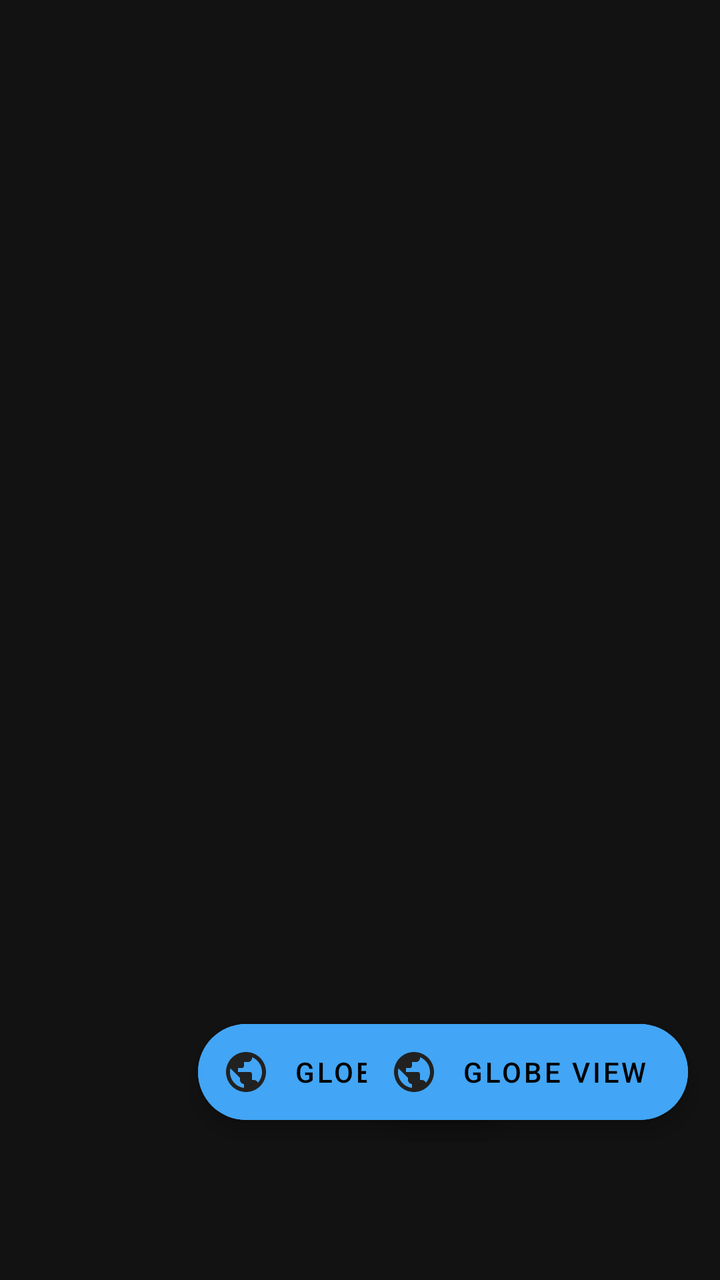
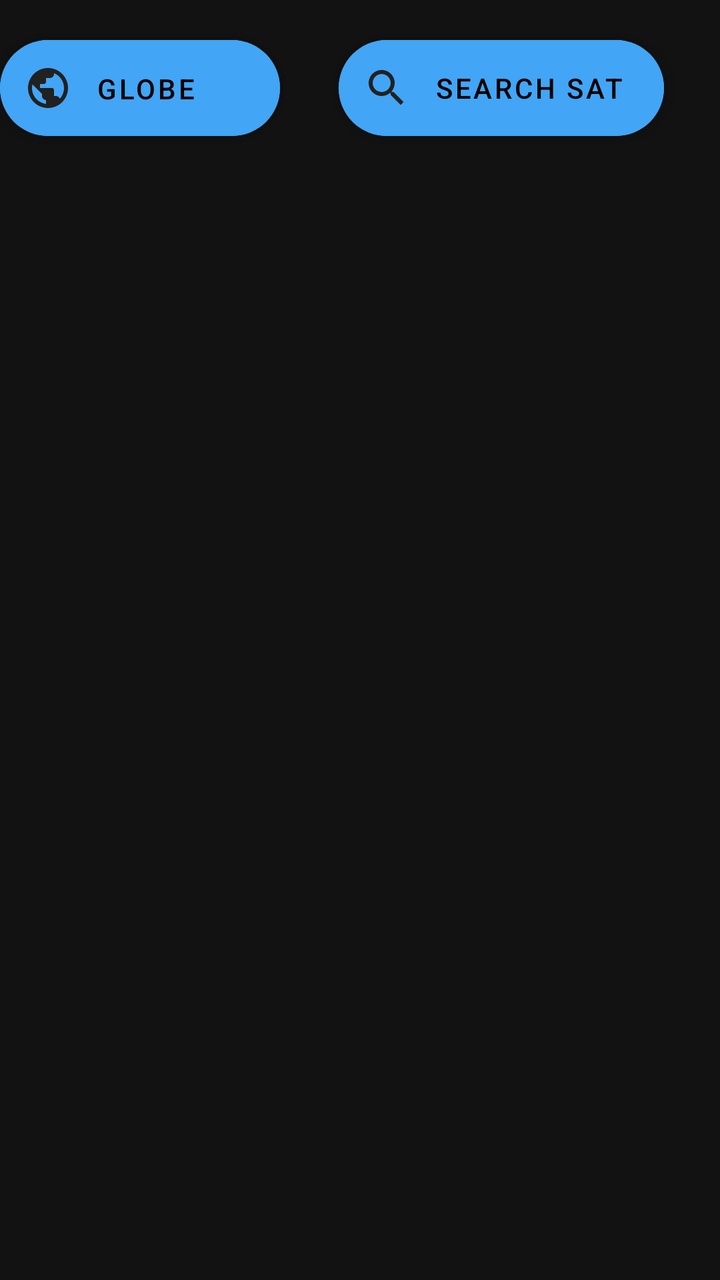

Screens rendered from an Android XML layout before and after an edit, with the pre-edit source and the edit as a unified diff.
<!-- AndroidManifest.xml: application theme AppTheme -->
<!-- res/layout/frag_globe.xml -->
<?xml version="1.0" encoding="utf-8"?>
<RelativeLayout
    xmlns:android="http://schemas.android.com/apk/res/android"
    xmlns:app="http://schemas.android.com/apk/res-auto"
    xmlns:tools="http://schemas.android.com/tools"
    android:layout_width="match_parent"
    android:layout_height="match_parent">


    <FrameLayout
        android:id="@+id/globe"
        android:layout_width="match_parent"
        android:layout_height="match_parent"
        android:layout_alignParentStart="true"
        android:layout_alignParentEnd="true"
        android:layout_alignParentTop="true"/>

    <com.google.android.material.floatingactionbutton.ExtendedFloatingActionButton
        android:id="@+id/SearchBtn"
        android:layout_width="wrap_content"
        android:layout_height="wrap_content"
        android:layout_alignParentEnd="true"
        android:layout_alignParentBottom="true"

        android:layout_marginEnd="100dp"
        android:layout_marginBottom="80dp"

        android:backgroundTint="@color/colorAccent"
        android:contentDescription="@string/launch"
        android:text="@string/globe_view"

        app:backgroundTint="@color/colorAccent"
        app:icon="@drawable/ic_baseline_public_24"
        app:iconTint="@color/colorPrimary"
        app:rippleColor="@color/colorAccent"/>

    <com.google.android.material.floatingactionbutton.ExtendedFloatingActionButton
        android:id="@+id/exploreBtn"
        android:layout_width="wrap_content"
        android:layout_height="wrap_content"
        android:layout_alignParentEnd="true"
        android:layout_alignParentBottom="true"

        android:layout_marginEnd="16dp"
        android:layout_marginBottom="80dp"

        android:backgroundTint="@color/colorAccent"
        android:contentDescription="@string/launch"
        android:text="@string/globe_view"

        app:backgroundTint="@color/colorAccent"
        app:icon="@drawable/ic_baseline_public_24"
        app:iconTint="@color/colorPrimary"
        app:rippleColor="@color/colorAccent" />

</RelativeLayout>
<!-- resources referenced by this layout -->
<resources>
  <color name="colorAccent">#42A5F5</color>
  <color name="colorPrimary">#212121</color>
  <!-- drawable ic_baseline_public_24 (drawable) -->
  <vector android:height="24dp" android:tint="#FFFFFF"
      android:viewportHeight="24" android:viewportWidth="24"
      android:width="24dp" xmlns:android="http://schemas.android.com/apk/res/android">
      <path android:fillColor="@android:color/white" android:pathData="M12,2C6.48,2 2,6.48 2,12s4.48,10 10,10 10,-4.48 10,-10S17.52,2 12,2zM11,19.93c-3.95,-0.49 -7,-3.85 -7,-7.93 0,-0.62 0.08,-1.21 0.21,-1.79L9,15v1c0,1.1 0.9,2 2,2v1.93zM17.9,17.39c-0.26,-0.81 -1,-1.39 -1.9,-1.39h-1v-3c0,-0.55 -0.45,-1 -1,-1L8,12v-2h2c0.55,0 1,-0.45 1,-1L11,7h2c1.1,0 2,-0.9 2,-2v-0.41c2.93,1.19 5,4.06 5,7.41 0,2.08 -0.8,3.97 -2.1,5.39z"/>
  </vector>
  <string name="globe_view">Globe View</string>
  <string name="launch">launch</string>
  <style name="AppTheme" parent="Theme.MaterialComponents">
          
          <item name="windowActionBar">true</item>
          <item name="colorPrimary">#212121</item>
          <item name="colorPrimaryDark">@color/colorPrimaryDark</item>
          <item name="colorAccent">#42A5F5</item>
      </style>
  <color name="colorPrimaryDark">#000000</color>
</resources>

<!-- the commit's change to res/layout/frag_globe.xml (unified diff, before → after) -->
@@ -20,17 +20,17 @@
         android:layout_width="wrap_content"
         android:layout_height="wrap_content"
         android:layout_alignParentEnd="true"
-        android:layout_alignParentBottom="true"
+        android:layout_alignParentTop="true"
 
-        android:layout_marginEnd="100dp"
-        android:layout_marginBottom="80dp"
+        android:layout_marginEnd="28dp"
+        android:layout_marginTop="20dp"
 
         android:backgroundTint="@color/colorAccent"
-        android:contentDescription="@string/launch"
-        android:text="@string/globe_view"
+        android:contentDescription="@string/launc"
+        android:text="Search Sat"
 
         app:backgroundTint="@color/colorAccent"
-        app:icon="@drawable/ic_baseline_public_24"
+        app:icon="@drawable/ic_baseline_search_24"
         app:iconTint="@color/colorPrimary"
         app:rippleColor="@color/colorAccent"/>
 
@@ -39,10 +39,10 @@
         android:layout_width="wrap_content"
         android:layout_height="wrap_content"
         android:layout_alignParentEnd="true"
-        android:layout_alignParentBottom="true"
+        android:layout_alignParentTop="true"
 
-        android:layout_marginEnd="16dp"
-        android:layout_marginBottom="80dp"
+        android:layout_marginEnd="220dp"
+        android:layout_marginTop="20dp"
 
         android:backgroundTint="@color/colorAccent"
         android:contentDescription="@string/launch"
<!-- resource entries referenced after the edit -->
@@ -7,6 +7,12 @@
       android:viewportHeight="24" android:viewportWidth="24"
       android:width="24dp" xmlns:android="http://schemas.android.com/apk/res/android">
       <path android:fillColor="@android:color/white" android:pathData="M12,2C6.48,2 2,6.48 2,12s4.48,10 10,10 10,-4.48 10,-10S17.52,2 12,2zM11,19.93c-3.95,-0.49 -7,-3.85 -7,-7.93 0,-0.62 0.08,-1.21 0.21,-1.79L9,15v1c0,1.1 0.9,2 2,2v1.93zM17.9,17.39c-0.26,-0.81 -1,-1.39 -1.9,-1.39h-1v-3c0,-0.55 -0.45,-1 -1,-1L8,12v-2h2c0.55,0 1,-0.45 1,-1L11,7h2c1.1,0 2,-0.9 2,-2v-0.41c2.93,1.19 5,4.06 5,7.41 0,2.08 -0.8,3.97 -2.1,5.39z"/>
+  </vector>
+  <!-- drawable ic_baseline_search_24 (drawable) -->
+  <vector android:height="24dp" android:tint="#FFFFFF"
+      android:viewportHeight="24" android:viewportWidth="24"
+      android:width="24dp" xmlns:android="http://schemas.android.com/apk/res/android">
+      <path android:fillColor="@android:color/white" android:pathData="M15.5,14h-0.79l-0.28,-0.27C15.41,12.59 16,11.11 16,9.5 16,5.91 13.09,3 9.5,3S3,5.91 3,9.5 5.91,16 9.5,16c1.61,0 3.09,-0.59 4.23,-1.57l0.27,0.28v0.79l5,4.99L20.49,19l-4.99,-5zM9.5,14C7.01,14 5,11.99 5,9.5S7.01,5 9.5,5 14,7.01 14,9.5 11.99,14 9.5,14z"/>
   </vector>
   <string name="globe_view">Globe View</string>
   <string name="launch">launch</string>
